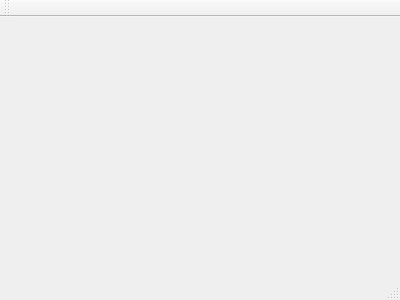
First picture: the form in mainwindow.ui, repository Q55/windrose, before the edit.
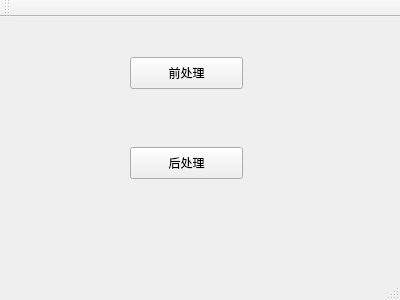
Second picture: the form after the edit.

Commit message: add pre/ post process widget, and sql processing class.

What changed in the file:
```diff
--- a/mainwindow.ui
+++ b/mainwindow.ui
@@ -12,13 +12,55 @@
   <property name="windowTitle" >
    <string>MainWindow</string>
   </property>
-  <widget class="QMenuBar" name="menuBar" />
-  <widget class="QToolBar" name="mainToolBar" />
-  <widget class="QWidget" name="centralWidget" />
-  <widget class="QStatusBar" name="statusBar" />
+  <widget class="QWidget" name="centralWidget">
+   <widget class="QPushButton" name="preProcess">
+    <property name="geometry">
+     <rect>
+      <x>130</x>
+      <y>40</y>
+      <width>113</width>
+      <height>32</height>
+     </rect>
+    </property>
+    <property name="text">
+     <string>前处理</string>
+    </property>
+   </widget>
+   <widget class="QPushButton" name="postProcess">
+    <property name="geometry">
+     <rect>
+      <x>130</x>
+      <y>130</y>
+      <width>113</width>
+      <height>32</height>
+     </rect>
+    </property>
+    <property name="text">
+     <string>后处理</string>
+    </property>
+   </widget>
+  </widget>
+  <widget class="QMenuBar" name="menuBar">
+   <property name="geometry">
+    <rect>
+     <x>0</x>
+     <y>0</y>
+     <width>400</width>
+     <height>22</height>
+    </rect>
+   </property>
+  </widget>
+  <widget class="QToolBar" name="mainToolBar">
+   <attribute name="toolBarArea">
+    <enum>TopToolBarArea</enum>
+   </attribute>
+   <attribute name="toolBarBreak">
+    <bool>false</bool>
+   </attribute>
+  </widget>
+  <widget class="QStatusBar" name="statusBar"/>
  </widget>
- <layoutDefault spacing="6" margin="11" />
- <pixmapfunction></pixmapfunction>
+ <layoutdefault spacing="6" margin="11"/>
  <resources/>
  <connections/>
 </ui>
```
Left out of the diff: 9 changed lines with no effect on the pictures. The commit also changes 11 other files.
